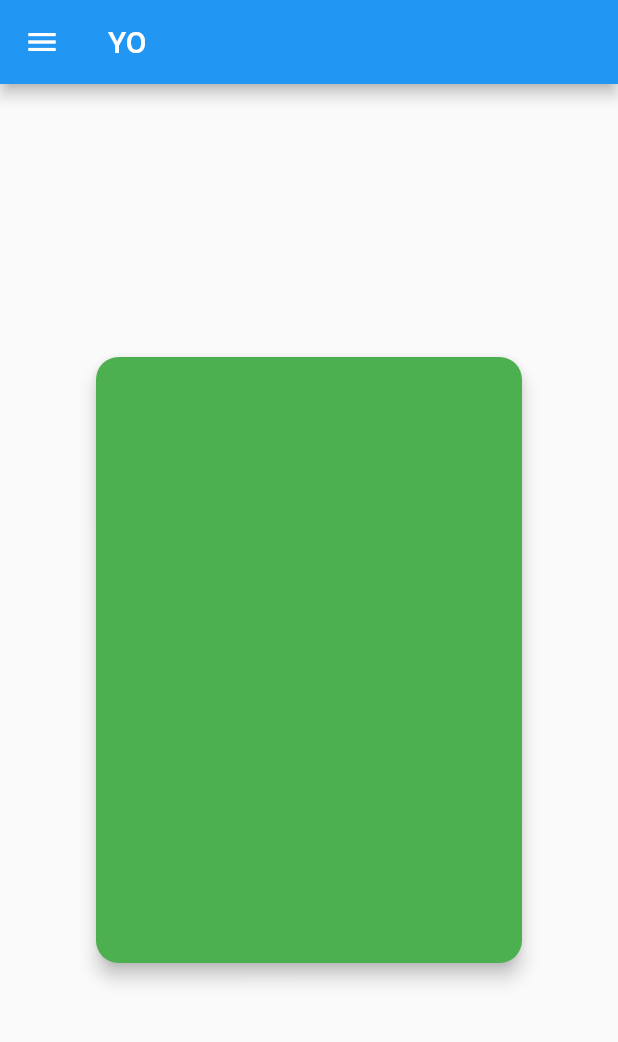
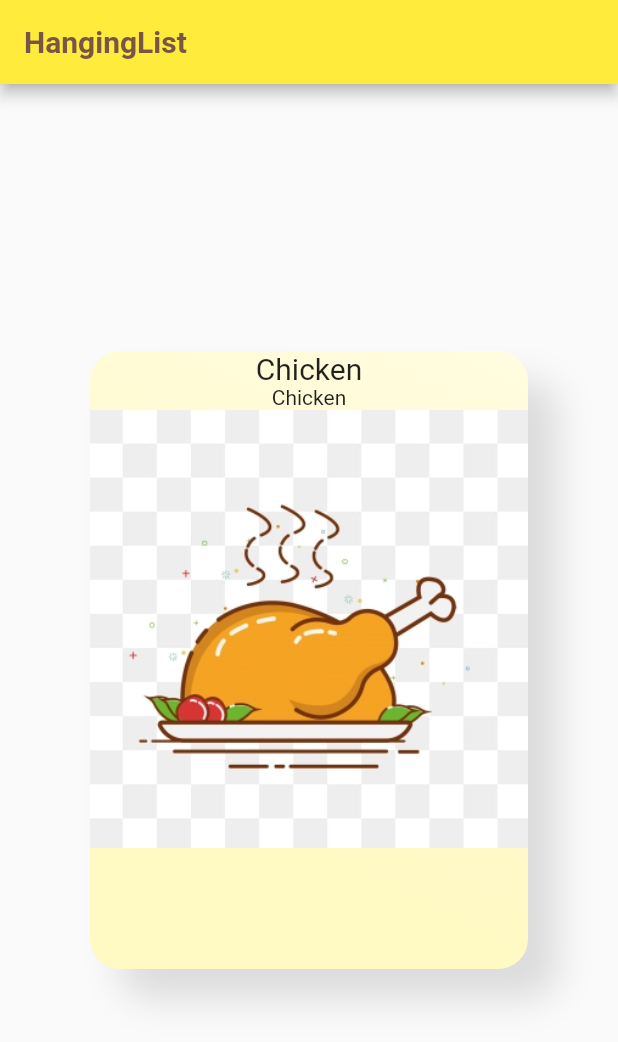
Before and after one commit to vikrantsingh123/FoodOrder, a Flutter app: the screen it shows after launch, on a phone screen of 412 x 824 dp. Shown: the top 1042 px of the screen. Run offline on Flutter 3.47's test engine with Material 2 defaults, Android fonts, the phone set to English and light mode, and no system bars.

Commit message:
refracting done of ui

```diff
--- a/lib/main.dart
+++ b/lib/main.dart
@@ -1,11 +1,10 @@
 import 'package:flutter/material.dart';
-import 'package:test1/rectangle.dart';
-import 'package:test1/rectangleList.dart';
+import 'package:test1/screens/HangingList/hangingList.dart';
 
 void main() => runApp(MaterialApp(
       title: 'Navigation Basics',
       debugShowCheckedModeBanner: false,
-      theme: ThemeData(primarySwatch: Colors.blue),
+      theme: ThemeData(primarySwatch: Colors.yellow),
       home: MyStateWidget(),
     ));
 
@@ -14,45 +13,48 @@ class MyStateWidget extends StatelessWidget {
   Widget build(BuildContext context) {
     return Scaffold(
       appBar: AppBar(
-        title: Text('YO'),
-      ),
-      body: RectangleList(),
-      drawer: Drawer(
-        child: ListView(
-          padding: EdgeInsets.zero,
-          children: <Widget>[
-            DrawerHeader(
-              child: Text('Drawer Header'),
-              decoration: BoxDecoration(
-                color: Colors.blue,
-              ),
-            ),
-            ListTile(
-              title: Text('HangingItem '),
-              onTap: () {
-                Navigator.push(context,
-                    MaterialPageRoute(builder: (context) => RectangleList()));
-
-                // Update the state of the app
-                // ...
-                // Then close the drawer
-                // Navigator.pop(context);
-              },
-            ),
-            ListTile(
-              title: Text('Hanging List'),
-              onTap: () {
-                Navigator.push(context,
-                    MaterialPageRoute(builder: (context) => RectangleList()));
-                // Update the state of the app
-                // ...
-                // Then close the drawer
-                // Navigator.pop(context);
-              },
-            ),
-          ],
+        title: Text(
+          'HangingList',
+          style: TextStyle(fontWeight: FontWeight.bold, color: Colors.brown),
         ),
       ),
+      body: HangingList(),
+      // drawer: Drawer(
+      //   child: ListView(
+      //     padding: EdgeInsets.zero,
+      //     children: <Widget>[
+      //       DrawerHeader(
+      //         child: Text('Drawer Header'),
+      //         decoration: BoxDecoration(
+      //           color: Colors.blue,
+      //         ),
+      //       ),
+      //       ListTile(
+      //         title: Text('HangingItem '),
+      //         onTap: () {
+      //           Navigator.push(context,
+      //               MaterialPageRoute(builder: (context) => RectangleList()));
+
+      //           // Update the state of the app
+      //           // ...
+      //           // Then close the drawer
+      //           // Navigator.pop(context);
+      //         },
+      //       ),
+      //       ListTile(
+      //         title: Text('Hanging List'),
+      //         onTap: () {
+      //           Navigator.push(context,
+      //               MaterialPageRoute(builder: (context) => RectangleList()));
+      //           // Update the state of the app
+      //           // ...
+      //           // Then close the drawer
+      //           // Navigator.pop(context);
+      //         },
+      //       ),
+      //     ],
+      //   ),
+      // ),
     );
   }
 }
--- /dev/null
+++ b/lib/model/hangingObj.dart
@@ -0,0 +1,8 @@
+import 'package:flutter/material.dart';
+
+class HangingObject {
+  String title;
+  String subTitle;
+  Image image;
+  HangingObject(this.title, this.subTitle, this.image);
+}
--- a/lib/rectangleList.dart
+++ b/lib/screens/HangingList/hangingList.dart
@@ -1,14 +1,15 @@
 import 'package:flutter/material.dart';
 import 'package:flutter/rendering.dart';
-import 'package:test1/rectangle.dart';
+import 'package:test1/model/hangingObj.dart';
 import 'dart:math';
+import 'package:test1/widgets/HangingItem/hangingItem.dart';
 
-class RectangleList extends StatefulWidget {
+class HangingList extends StatefulWidget {
   @override
-  _RectangleListState createState() => _RectangleListState();
+  _HangingListState createState() => _HangingListState();
 }
 
-class _RectangleListState extends State<RectangleList>
+class _HangingListState extends State<HangingList>
     with SingleTickerProviderStateMixin {
   double _angle = 0;
   AnimationController animationController;
@@ -26,7 +27,7 @@ class _RectangleListState extends State<RectangleList>
       });
 
     animationController =
-        AnimationController(duration: Duration(milliseconds: 1000), vsync: this)
+        AnimationController(duration: Duration(milliseconds: 1500), vsync: this)
           ..addListener(() {});
   }
 
@@ -85,7 +86,7 @@ class _RectangleListState extends State<RectangleList>
       },
       child: PageView.builder(
           scrollDirection: Axis.horizontal,
-          itemCount: 6,
+          itemCount: list.length,
           controller: _pageController,
           itemBuilder: (context, index) {
             if (endAnim) {
@@ -97,7 +98,7 @@ class _RectangleListState extends State<RectangleList>
                 angle: _angle,
                 child: Padding(
                     padding: EdgeInsets.fromLTRB(60, 20, 60, 20),
-                    child: Rectangle(index))
+                    child: HangingItem(list[index]))
                 // Center(
                 //     child: Padding(
                 //         padding: EdgeInsets.all(20),
@@ -119,4 +120,12 @@ class _RectangleListState extends State<RectangleList>
     animationController.dispose();
     super.dispose();
   }
+
+  List<HangingObject> list = [
+    HangingObject('Chicken', 'chicken', Image.asset('../../Image/p1.jpg')),
+    HangingObject('Burger', 'burger', Image.asset('../../Image/p1.jpg')),
+    HangingObject('Pizza', 'pizza', Image.asset('../../Image/p1.jpg')),
+    HangingObject('Fries', 'fries', Image.asset('../../Image/p1.jpg')),
+    HangingObject('Coke', 'coke', Image.asset('../../Image/p1.jpg')),
+  ];
 }
--- a/lib/rectangle.dart
+++ b/lib/widgets/HangingItem/hangingItem.dart
@@ -1,15 +1,16 @@
 import 'dart:math';
 
 import 'package:flutter/material.dart';
+import 'package:test1/model/hangingObj.dart';
 
-class Rectangle extends StatefulWidget {
-  int num;
-  Rectangle(this.num);
+class HangingItem extends StatefulWidget {
+  HangingObject hangingItem;
+  HangingItem(this.hangingItem);
   @override
-  _RectangleState createState() => _RectangleState();
+  _HangingItemState createState() => _HangingItemState();
 }
 
-class _RectangleState extends State<Rectangle>
+class _HangingItemState extends State<HangingItem>
     with SingleTickerProviderStateMixin {
   AnimationController animationController;
   Animation<double> animation;
@@ -99,16 +100,47 @@ class _RectangleState extends State<Rectangle>
         width: screenWidth / 1.3,
         child: Transform.rotate(
           angle: _animationAngle,
-          child: Card(
-            shape: RoundedRectangleBorder(
-                borderRadius: BorderRadius.circular(15.0)),
-            elevation: 5,
-            // child: Text(
-            //   widget.num.toString(),
-            //   style: TextStyle(color: Colors.black, fontSize: 20),
-            // ),
-            color: Colors.green,
-          ),
+
+          child: Container(
+              decoration: BoxDecoration(
+                // color: Colors.yellow,
+                borderRadius: BorderRadius.circular(20.0),
+                boxShadow: <BoxShadow>[
+                  BoxShadow(
+                      color: Colors.black12,
+                      blurRadius: 20.0,
+                      offset: Offset(20.0, 20.0))
+                ],
+                gradient: LinearGradient(
+                  colors: [Color(0xfffff9c4), Color(0xfffffde7)],
+                  begin: FractionalOffset(1.0, 1.0),
+                  end: FractionalOffset(1.7, 0.0),
+                  stops: [0.0, 1.0],
+                ),
+              ),
+              child: Column(
+                children: <Widget>[
+                  Align(
+                    alignment: Alignment.center,
+                    child: Text(
+                      widget.hangingItem.title,
+                      style: TextStyle(fontSize: 20),
+                    ),
+                  ),
+                  Align(
+                    alignment: Alignment.center,
+                    child: Text(widget.hangingItem.title),
+                  ),
+                  Image(
+                    image: AssetImage('assets/Image/p1.jpg'),
+                  )
+                ],
+              )),
+
+          // child: Text(
+          //   widget.num.toString(),
+          //   style: TextStyle(color: Colors.black, fontSize: 20),
+          // ),
         ),
       ),
     ));
```
Also changed, not shown: pubspec.yaml (+4 -7 lines), assets/Image/p1.jpg (added), assets/Image/p2.jpg (added), pubspec.lock, 3 other files.
